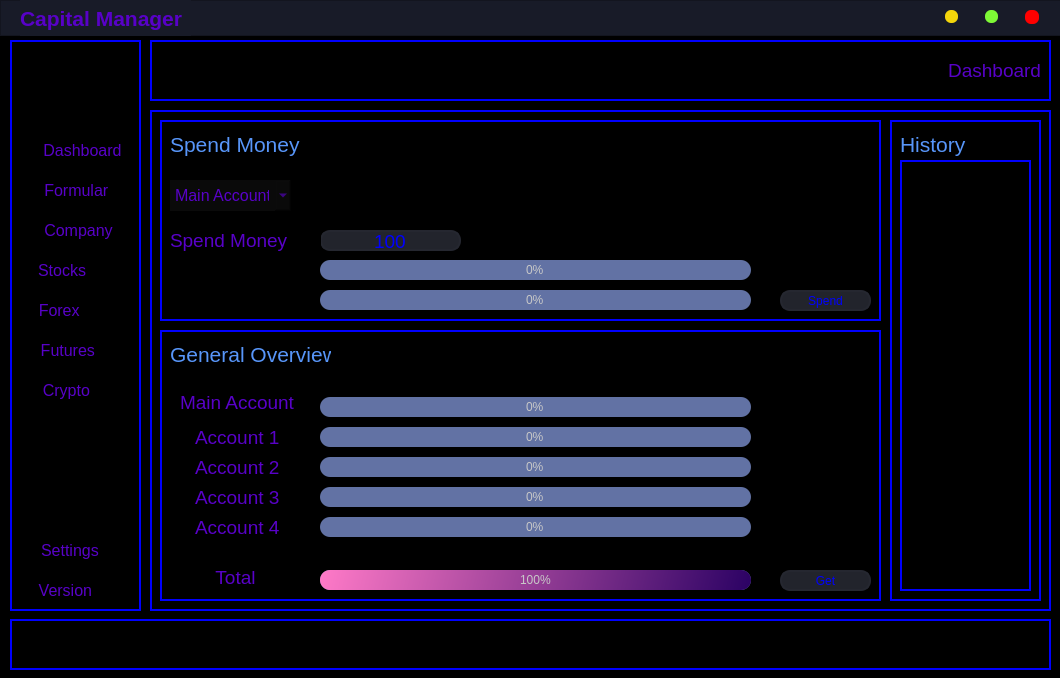
First picture: the form in CapitalManager/main.ui, repository 0xProtocol/FinancalManager, before the edit.
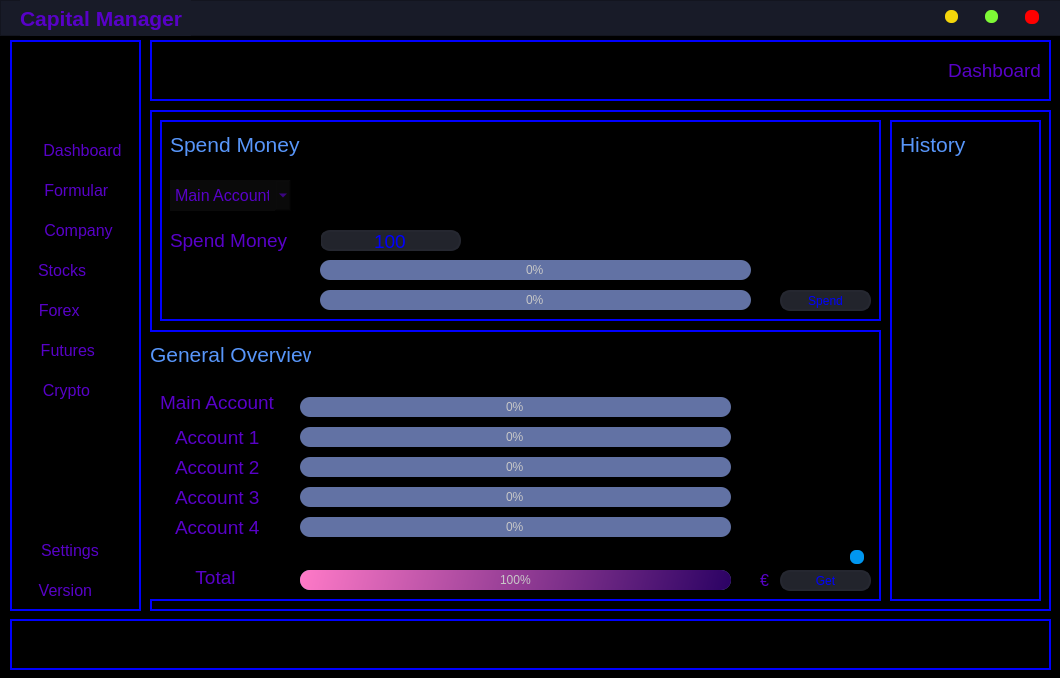
Second picture: the form after the edit. Icons and pictures are not drawn.

What changed in the file:
```diff
--- a/CapitalManager/main.ui
+++ b/CapitalManager/main.ui
@@ -957,9 +957,9 @@
     <widget class="QFrame" name="frameAccountStatistic">
      <property name="geometry">
       <rect>
-       <x>10</x>
+       <x>-10</x>
        <y>220</y>
-       <width>721</width>
+       <width>741</width>
        <height>271</height>
       </rect>
      </property>
@@ -1299,7 +1299,7 @@
      <widget class="QPushButton" name="btnSend_2">
       <property name="geometry">
        <rect>
-        <x>620</x>
+        <x>640</x>
         <y>240</y>
         <width>91</width>
         <height>21</height>
@@ -1354,6 +1354,76 @@
        <string>General Overview</string>
       </property>
      </widget>
+     <widget class="QPushButton" name="btnCurrency">
+      <property name="geometry">
+       <rect>
+        <x>710</x>
+        <y>220</y>
+        <width>14</width>
+        <height>14</height>
+       </rect>
+      </property>
+      <property name="minimumSize">
+       <size>
+        <width>14</width>
+        <height>14</height>
+       </size>
+      </property>
+      <property name="maximumSize">
+       <size>
+        <width>17</width>
+        <height>17</height>
+       </size>
+      </property>
+      <property name="toolTip">
+       <string>Close</string>
+      </property>
+      <property name="styleSheet">
+       <string notr="true">QPushButton {
+	border: none;
+	border-radius: 6px;		
+	background-color: rgb(0, 150, 240);
+}
+QPushButton:hover {		
+		background-color: rgb(0, 200, 255);
+}</string>
+      </property>
+      <property name="text">
+       <string/>
+      </property>
+      <property name="iconSize">
+       <size>
+        <width>14</width>
+        <height>14</height>
+       </size>
+      </property>
+     </widget>
+     <widget class="QLabel" name="lblcurrency">
+      <property name="geometry">
+       <rect>
+        <x>620</x>
+        <y>242</y>
+        <width>16</width>
+        <height>16</height>
+       </rect>
+      </property>
+      <property name="font">
+       <font>
+        <pointsize>12</pointsize>
+       </font>
+      </property>
+      <property name="styleSheet">
+       <string notr="true">color: rgb(88, 1, 200);
+ border-top: 0px solid blue; 
+ border-left: 0px solid blue; 
+ border-right: 0px solid blue; 
+ border-bottom: 0px solid blue; 
+ text-align:right;</string>
+      </property>
+      <property name="text">
+       <string>€</string>
+      </property>
+     </widget>
     </widget>
     <widget class="QFrame" name="frame">
      <property name="geometry">
@@ -1650,13 +1720,17 @@
       <property name="geometry">
        <rect>
         <x>10</x>
-        <y>40</y>
+        <y>50</y>
         <width>131</width>
-        <height>431</height>
+        <height>421</height>
        </rect>
       </property>
       <property name="styleSheet">
-       <string notr="true">color: rgb(255, 0, 0);</string>
+       <string notr="true">color: rgb(255, 0, 0);
+ border-top: 0px solid blue; 
+ border-left: 0px solid blue; 
+ border-right: 0px solid blue; 
+ border-bottom: 0px solid blue; </string>
       </property>
      </widget>
     </widget>
```
